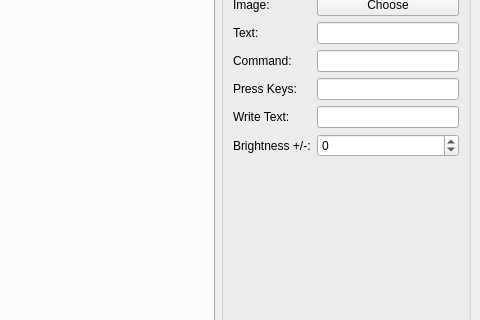
Old version of the form streamdeck_ui/main.ui in the repository timothycrosley/streamdeck-ui; both pictures show x 364 to 844 and y 92 to 412 of the 844 by 625 pixel window.
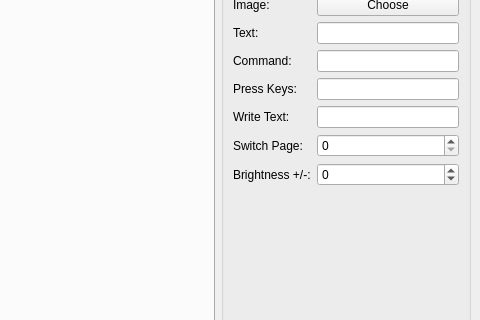
New version of the form.

Commit message: Add page switching support

Patch:
```diff
--- a/streamdeck_ui/main.ui
+++ b/streamdeck_ui/main.ui
@@ -222,20 +222,40 @@
              <item row="4" column="1">
               <widget class="QLineEdit" name="write"/>
              </item>
-             <item row="5" column="0">
+             <item row="6" column="0">
               <widget class="QLabel" name="label_7">
                <property name="text">
                 <string>Brightness +/-:</string>
                </property>
               </widget>
              </item>
-             <item row="5" column="1">
+             <item row="6" column="1">
               <widget class="QSpinBox" name="change_brightness">
                <property name="minimum">
                 <number>-99</number>
                </property>
               </widget>
              </item>
+             <item row="5" column="0">
+              <widget class="QLabel" name="label_8">
+               <property name="text">
+                <string>Switch Page:</string>
+               </property>
+              </widget>
+             </item>
+             <item row="5" column="1">
+              <widget class="QSpinBox" name="switch_page">
+               <property name="minimum">
+                <number>0</number>
+               </property>
+               <property name="maximum">
+                <number>10</number>
+               </property>
+               <property name="value">
+                <number>0</number>
+               </property>
+              </widget>
+             </item>
             </layout>
            </item>
           </layout>
```
The commit also changes 3 other files.
